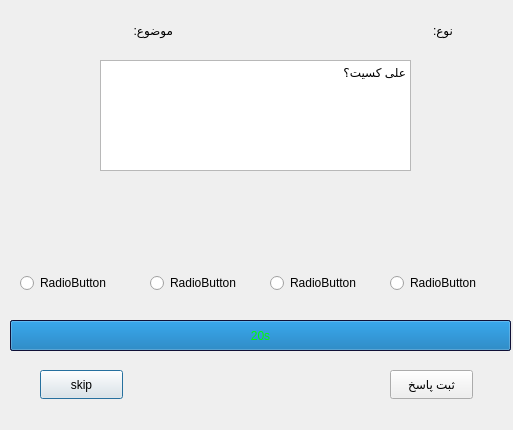
Qt form TicTocToeQuiz_clinet/multiplequstion.ui (alireza1384848/AP-project) before a commit.
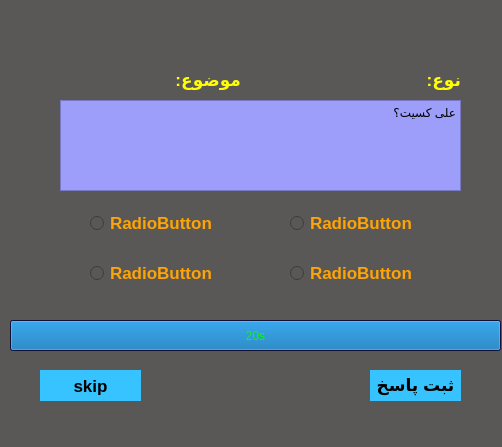
The same form after that commit.

The edit to the form file:
```diff
--- a/TicTocToeQuiz_clinet/multiplequstion.ui
+++ b/TicTocToeQuiz_clinet/multiplequstion.ui
@@ -6,22 +6,28 @@
    <rect>
     <x>0</x>
     <y>0</y>
-    <width>513</width>
-    <height>430</height>
+    <width>502</width>
+    <height>447</height>
    </rect>
   </property>
   <property name="windowTitle">
    <string>Dialog</string>
   </property>
+  <property name="styleSheet">
+   <string notr="true">background-color: #5A5856;</string>
+  </property>
   <widget class="QRadioButton" name="answer1">
    <property name="geometry">
     <rect>
-     <x>20</x>
-     <y>270</y>
-     <width>112</width>
+     <x>90</x>
+     <y>260</y>
+     <width>141</width>
      <height>26</height>
     </rect>
    </property>
+   <property name="styleSheet">
+    <string notr="true">color: #FCA408;font-weight: 900;font-size: 17px;</string>
+   </property>
    <property name="text">
     <string>RadioButton</string>
    </property>
@@ -29,12 +35,15 @@
   <widget class="QRadioButton" name="answer2">
    <property name="geometry">
     <rect>
-     <x>150</x>
-     <y>270</y>
-     <width>112</width>
+     <x>290</x>
+     <y>210</y>
+     <width>141</width>
      <height>26</height>
     </rect>
    </property>
+   <property name="styleSheet">
+    <string notr="true">color: #FCA408;font-weight: 900;font-size: 17px;</string>
+   </property>
    <property name="text">
     <string>RadioButton</string>
    </property>
@@ -42,12 +51,15 @@
   <widget class="QRadioButton" name="answer3">
    <property name="geometry">
     <rect>
-     <x>270</x>
-     <y>270</y>
-     <width>112</width>
+     <x>90</x>
+     <y>210</y>
+     <width>141</width>
      <height>26</height>
     </rect>
    </property>
+   <property name="styleSheet">
+    <string notr="true">color: #FCA408;font-weight: 900;font-size: 17px;</string>
+   </property>
    <property name="text">
     <string>RadioButton</string>
    </property>
@@ -55,12 +67,15 @@
   <widget class="QRadioButton" name="answer4">
    <property name="geometry">
     <rect>
-     <x>390</x>
-     <y>270</y>
-     <width>112</width>
+     <x>290</x>
+     <y>260</y>
+     <width>141</width>
      <height>26</height>
     </rect>
    </property>
+   <property name="styleSheet">
+    <string notr="true">color: #FCA408;font-weight: 900;font-size: 17px;</string>
+   </property>
    <property name="text">
     <string>RadioButton</string>
    </property>
@@ -70,7 +85,7 @@
     <rect>
      <x>10</x>
      <y>320</y>
-     <width>501</width>
+     <width>491</width>
      <height>31</height>
     </rect>
    </property>
@@ -96,10 +111,16 @@
     <rect>
      <x>40</x>
      <y>370</y>
-     <width>83</width>
-     <height>29</height>
+     <width>101</width>
+     <height>31</height>
     </rect>
    </property>
+   <property name="styleSheet">
+    <string notr="true">background-color: #36C3FF ; 
+ font-weight: 1000; 
+ font-size: 17px; 
+ border: none; </string>
+   </property>
    <property name="text">
     <string>skip</string>
    </property>
@@ -107,12 +128,18 @@
   <widget class="QPushButton" name="verifybot">
    <property name="geometry">
     <rect>
-     <x>390</x>
+     <x>370</x>
      <y>370</y>
-     <width>83</width>
-     <height>29</height>
+     <width>91</width>
+     <height>31</height>
     </rect>
    </property>
+   <property name="styleSheet">
+    <string notr="true"> background-color: #36C3FF ; 
+ font-weight: 1000; 
+ font-size: 17px; 
+ border: none; </string>
+   </property>
    <property name="text">
     <string>ثبت پاسخ</string>
    </property>
@@ -120,12 +147,15 @@
   <widget class="QTextBrowser" name="quesText">
    <property name="geometry">
     <rect>
-     <x>100</x>
-     <y>60</y>
-     <width>311</width>
-     <height>111</height>
+     <x>60</x>
+     <y>100</y>
+     <width>401</width>
+     <height>91</height>
     </rect>
    </property>
+   <property name="styleSheet">
+    <string notr="true">background-color: #9D9DFA ;</string>
+   </property>
    <property name="html">
     <string>&lt;!DOCTYPE HTML PUBLIC &quot;-//W3C//DTD HTML 4.0//EN&quot; &quot;http://www.w3.org/TR/REC-html40/strict.dtd&quot;&gt;
 &lt;html&gt;&lt;head&gt;&lt;meta name=&quot;qrichtext&quot; content=&quot;1&quot; /&gt;&lt;meta charset=&quot;utf-8&quot; /&gt;&lt;style type=&quot;text/css&quot;&gt;
@@ -140,12 +170,15 @@
   <widget class="QLabel" name="category">
    <property name="geometry">
     <rect>
-     <x>30</x>
-     <y>20</y>
+     <x>80</x>
+     <y>70</y>
      <width>91</width>
      <height>20</height>
     </rect>
    </property>
+   <property name="styleSheet">
+    <string notr="true">color: #29FF43;font-weight: 900;font-size: 17px;</string>
+   </property>
    <property name="text">
     <string/>
    </property>
@@ -156,12 +189,16 @@
   <widget class="QLabel" name="cat_text">
    <property name="geometry">
     <rect>
-     <x>112</x>
-     <y>20</y>
-     <width>61</width>
+     <x>170</x>
+     <y>70</y>
+     <width>71</width>
      <height>20</height>
     </rect>
    </property>
+   <property name="styleSheet">
+    <string notr="true">color: yellow;font-weight: 900;font-size: 17px;
+</string>
+   </property>
    <property name="text">
     <string>موضوع:</string>
    </property>
@@ -169,12 +206,15 @@
   <widget class="QLabel" name="type1_label">
    <property name="geometry">
     <rect>
-     <x>300</x>
-     <y>20</y>
+     <x>350</x>
+     <y>70</y>
      <width>63</width>
      <height>20</height>
     </rect>
    </property>
+   <property name="styleSheet">
+    <string notr="true">color: #29FF43;font-weight: 900;font-size: 17px;</string>
+   </property>
    <property name="text">
     <string/>
    </property>
@@ -182,12 +222,15 @@
   <widget class="QLabel" name="typetxt">
    <property name="geometry">
     <rect>
-     <x>390</x>
-     <y>20</y>
-     <width>63</width>
+     <x>420</x>
+     <y>70</y>
+     <width>41</width>
      <height>20</height>
     </rect>
    </property>
+   <property name="styleSheet">
+    <string notr="true">color: yellow;font-weight: 900;font-size: 17px;</string>
+   </property>
    <property name="text">
     <string>نوع:</string>
    </property>
```
